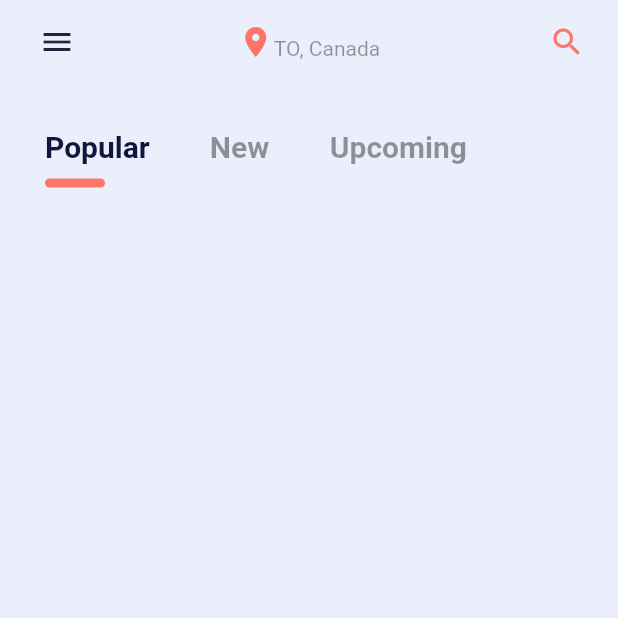
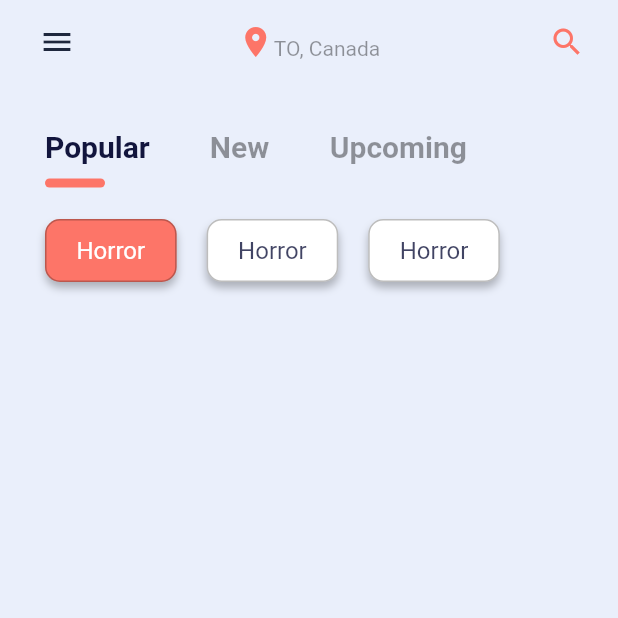
Before and after one commit to unsuitable001/MooVZ, a Flutter app: the screen it shows after launch, on a phone screen of 412 x 824 dp, the top half of it. Run offline on Flutter 3.47's test engine with Material 2 defaults, Android fonts, the phone set to English and light mode, and no system bars.

Commit message:
implement genre bar and fix spacing

```diff
--- /dev/null
+++ b/lib/components/genre_bar.dart
@@ -0,0 +1,37 @@
+import 'package:flutter/material.dart';
+
+import '../constants.dart';
+import 'genre_card.dart';
+
+class GenreBar extends StatefulWidget {
+  const GenreBar({Key? key}) : super(key: key);
+
+  @override
+  _GenreBarState createState() => _GenreBarState();
+}
+
+class _GenreBarState extends State<GenreBar> {
+  int selectedCategory = 0;
+  @override
+  Widget build(BuildContext context) {
+    return SizedBox(
+      height: 42,
+      child: ListView.builder(
+        scrollDirection: Axis.horizontal,
+        itemCount: navBarList.length,
+        itemBuilder: (context, index) => genreItemBuilder(context, index),
+      ),
+    );
+  }
+
+  genreItemBuilder(BuildContext context, int index) {
+    return GestureDetector(
+      child: GenreCard(genre: 'Horror', isSelected: selectedCategory == index),
+      onTap: () {
+        setState(() {
+          selectedCategory = index;
+        });
+      },
+    );
+  }
+}
--- /dev/null
+++ b/lib/components/genre_card.dart
@@ -0,0 +1,33 @@
+import 'package:flutter/material.dart';
+
+import '../constants.dart';
+
+class GenreCard extends StatelessWidget {
+  final String genre;
+  final bool isSelected;
+
+  const GenreCard({Key? key, required this.genre, required this.isSelected})
+      : super(key: key);
+  @override
+  Widget build(BuildContext context) {
+    return Container(
+      alignment: Alignment.center,
+      margin: const EdgeInsets.only(left: kDefaultPadding),
+      padding: const EdgeInsets.symmetric(
+        horizontal: kDefaultPadding,
+        vertical: kDefaultPadding / 4,
+      ),
+      decoration: BoxDecoration(
+          color: isSelected ? kSecondaryColor : Colors.white,
+          border: Border.all(color: Colors.black26),
+          borderRadius: BorderRadius.circular(10),
+          boxShadow: const <BoxShadow>[kDefaultShadow]),
+      child: Text(
+        genre,
+        style: TextStyle(
+            color: isSelected ? Colors.white : kTextColor.withOpacity(0.8),
+            fontSize: 16),
+      ),
+    );
+  }
+}
--- a/lib/components/navbar.dart
+++ b/lib/components/navbar.dart
@@ -12,17 +12,13 @@ class NavBar extends StatefulWidget {
 
 class _NavBarState extends State<NavBar> {
   int selectedCategory = 0;
-  List<String> categories = ['Popular', 'New', 'Upcoming'];
   @override
   Widget build(BuildContext context) {
-    return Container(
-      margin: const EdgeInsets.only(
-          top: kDefaultPadding * 3 / 2, bottom: kDefaultPadding),
-      padding: const EdgeInsets.only(left: kDefaultPadding / 2),
+    return SizedBox(
       height: 60,
       child: ListView.builder(
         scrollDirection: Axis.horizontal,
-        itemCount: categories.length,
+        itemCount: navBarList.length,
         itemBuilder: (context, index) => navItemBuilder(context, index),
       ),
     );
@@ -42,7 +38,7 @@ class _NavBarState extends State<NavBar> {
           crossAxisAlignment: CrossAxisAlignment.start,
           children: <Widget>[
             Text(
-              categories[index],
+              navBarList[index],
               style: Theme.of(context).textTheme.headline6?.copyWith(
                     fontWeight: FontWeight.w600,
                     color: index == selectedCategory
--- a/lib/constants.dart
+++ b/lib/constants.dart
@@ -10,3 +10,11 @@ const kTextLightColor = Color(0xFF9A9BB2);
 const kSecondaryColor = kIconSecondaryColor;
 
 const kDefaultPadding = 20.0;
+
+const kDefaultShadow = BoxShadow(
+  offset: Offset(0, 4),
+  blurRadius: 4,
+  color: Colors.black26,
+);
+
+const List<String> navBarList = ['Popular', 'New', 'Upcoming'];
--- a/lib/screens/home.dart
+++ b/lib/screens/home.dart
@@ -1,5 +1,6 @@
 import 'package:flutter/material.dart';
 import 'package:moovz/components/app_bar.dart';
+import 'package:moovz/components/genre_bar.dart';
 import 'package:moovz/components/navbar.dart';
 import 'package:moovz/constants.dart';
 
@@ -16,7 +17,14 @@ class _HomePageState extends State<HomePage> {
     return Scaffold(
       backgroundColor: kBackgroundColor,
       appBar: myAppBar(context),
-      body: const NavBar(),
+      body: Container(
+        margin: const EdgeInsets.only(
+            top: kDefaultPadding * 3 / 2, bottom: kDefaultPadding / 3),
+        padding: const EdgeInsets.only(left: kDefaultPadding / 2),
+        child: Column(
+          children: const <Widget>[NavBar(), GenreBar()],
+        ),
+      ),
     );
   }
 }
```
